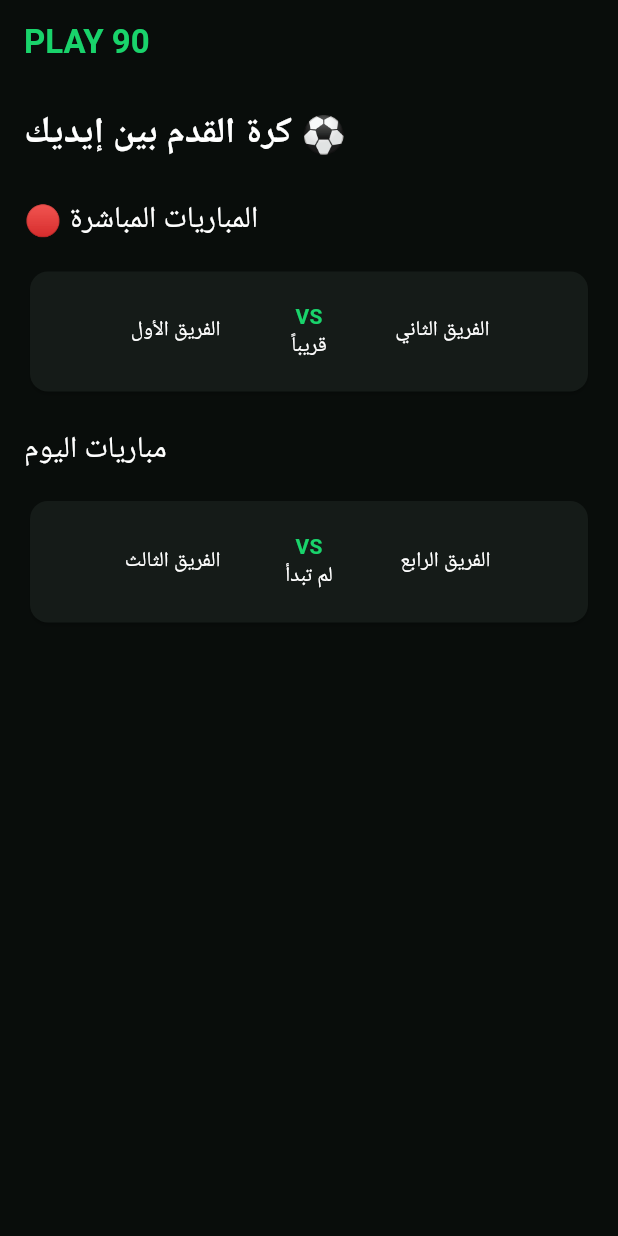
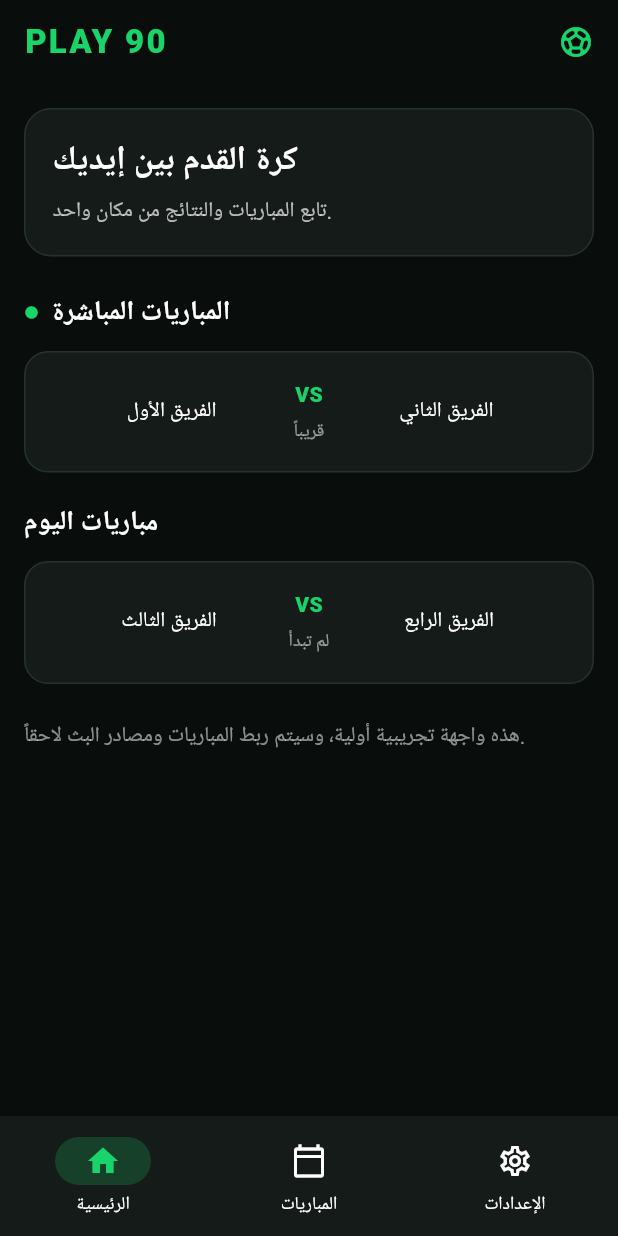
Before and after one commit to hassan18-hue/play-90-2, a Flutter app: the screen it shows after launch, on a phone screen of 412 x 824 dp. Run offline on Flutter 3.47's test engine with Material 3 defaults, Android fonts, the phone set to English and light mode, and no system bars.

Commit message:
Add files via upload

```diff
--- a/lib/main.dart
+++ b/lib/main.dart
@@ -17,6 +17,8 @@ class Play90App extends StatelessWidget {
         scaffoldBackgroundColor: const Color(0xFF090D0B),
         colorScheme: const ColorScheme.dark(
           primary: Color(0xFF19D36B),
+          secondary: Color(0xFF19D36B),
+          surface: Color(0xFF151B18),
         ),
         useMaterial3: true,
       ),
@@ -32,68 +34,152 @@ class HomePage extends StatelessWidget {
   Widget build(BuildContext context) {
     return Scaffold(
       appBar: AppBar(
+        backgroundColor: const Color(0xFF090D0B),
         title: const Text(
           'PLAY 90',
           style: TextStyle(
             color: Color(0xFF19D36B),
-            fontWeight: FontWeight.bold,
+            fontWeight: FontWeight.w900,
+            letterSpacing: 1.5,
           ),
         ),
-        backgroundColor: const Color(0xFF090D0B),
+        actions: const [
+          Padding(
+            padding: EdgeInsets.only(right: 16),
+            child: Icon(Icons.sports_soccer, color: Color(0xFF19D36B)),
+          ),
+        ],
       ),
       body: ListView(
         padding: const EdgeInsets.all(16),
         children: [
-          const Text(
-            'كرة القدم بين إيديك ⚽',
-            style: TextStyle(
-              fontSize: 24,
-              fontWeight: FontWeight.bold,
+          Container(
+            padding: const EdgeInsets.all(18),
+            decoration: BoxDecoration(
+              color: const Color(0xFF151B18),
+              borderRadius: BorderRadius.circular(18),
+              border: Border.all(color: const Color(0xFF26332B)),
+            ),
+            child: const Column(
+              crossAxisAlignment: CrossAxisAlignment.start,
+              children: [
+                Text(
+                  'كرة القدم بين إيديك',
+                  style: TextStyle(fontSize: 22, fontWeight: FontWeight.bold),
+                ),
+                SizedBox(height: 8),
+                Text(
+                  'تابع المباريات والنتائج من مكان واحد.',
+                  style: TextStyle(color: Colors.white70),
+                ),
+              ],
             ),
           ),
-          const SizedBox(height: 25),
-          const Text(
-            '🔴 المباريات المباشرة',
-            style: TextStyle(fontSize: 20),
+          const SizedBox(height: 24),
+          const Row(
+            children: [
+              Icon(Icons.circle, size: 10, color: Color(0xFF19D36B)),
+              SizedBox(width: 8),
+              Text(
+                'المباريات المباشرة',
+                style: TextStyle(fontSize: 18, fontWeight: FontWeight.bold),
               ),
-          const SizedBox(height: 15),
-          matchCard('الفريق الأول', 'الفريق الثاني', 'قريباً'),
+            ],
+          ),
+          const SizedBox(height: 12),
+          const MatchCard(
+            home: 'الفريق الأول',
+            away: 'الفريق الثاني',
+            status: 'قريباً',
+          ),
           const SizedBox(height: 20),
           const Text(
             'مباريات اليوم',
-            style: TextStyle(fontSize: 20),
+            style: TextStyle(fontSize: 18, fontWeight: FontWeight.bold),
           ),
-          const SizedBox(height: 15),
-          matchCard('الفريق الثالث', 'الفريق الرابع', 'لم تبدأ'),
+          const SizedBox(height: 12),
+          const MatchCard(
+            home: 'الفريق الثالث',
+            away: 'الفريق الرابع',
+            status: 'لم تبدأ',
+          ),
+          const SizedBox(height: 24),
+          const Text(
+            'هذه واجهة تجريبية أولية، وسيتم ربط المباريات ومصادر البث لاحقاً.',
+            style: TextStyle(color: Colors.white54, height: 1.5),
+          ),
+        ],
+      ),
+      bottomNavigationBar: NavigationBar(
+        backgroundColor: const Color(0xFF151B18),
+        indicatorColor: const Color(0x3319D36B),
+        selectedIndex: 0,
+        destinations: const [
+          NavigationDestination(
+            icon: Icon(Icons.home_outlined),
+            selectedIcon: Icon(Icons.home, color: Color(0xFF19D36B)),
+            label: 'الرئيسية',
+          ),
+          NavigationDestination(
+            icon: Icon(Icons.calendar_today_outlined),
+            label: 'المباريات',
+          ),
+          NavigationDestination(
+            icon: Icon(Icons.settings_outlined),
+            label: 'الإعدادات',
+          ),
         ],
       ),
     );
   }
+}
 
-  Widget matchCard(String home, String away, String status) {
-    return Card(
+class MatchCard extends StatelessWidget {
+  final String home;
+  final String away;
+  final String status;
+
+  const MatchCard({
+    super.key,
+    required this.home,
+    required this.away,
+    required this.status,
+  });
+
+  @override
+  Widget build(BuildContext context) {
+    return Container(
+      padding: const EdgeInsets.symmetric(horizontal: 16, vertical: 18),
+      decoration: BoxDecoration(
         color: const Color(0xFF151B18),
-      child: Padding(
-        padding: const EdgeInsets.all(20),
+        borderRadius: BorderRadius.circular(16),
+        border: Border.all(color: const Color(0xFF26332B)),
+      ),
       child: Row(
-          mainAxisAlignment: MainAxisAlignment.spaceAround,
         children: [
-            Expanded(child: Text(home, textAlign: TextAlign.center)),
+          Expanded(
+            child: Text(home, textAlign: TextAlign.center),
+          ),
           Column(
             children: [
               const Text(
                 'VS',
                 style: TextStyle(
                   color: Color(0xFF19D36B),
-                    fontWeight: FontWeight.bold,
+                  fontWeight: FontWeight.w900,
                 ),
               ),
-                Text(status),
+              const SizedBox(height: 6),
+              Text(
+                status,
+                style: const TextStyle(color: Colors.white54, fontSize: 12),
+              ),
             ],
           ),
-            Expanded(child: Text(away, textAlign: TextAlign.center)),
+          Expanded(
+            child: Text(away, textAlign: TextAlign.center),
+          ),
         ],
-        ),
       ),
     );
   }
```
Lines whose indentation alone changed are shown as unchanged.
